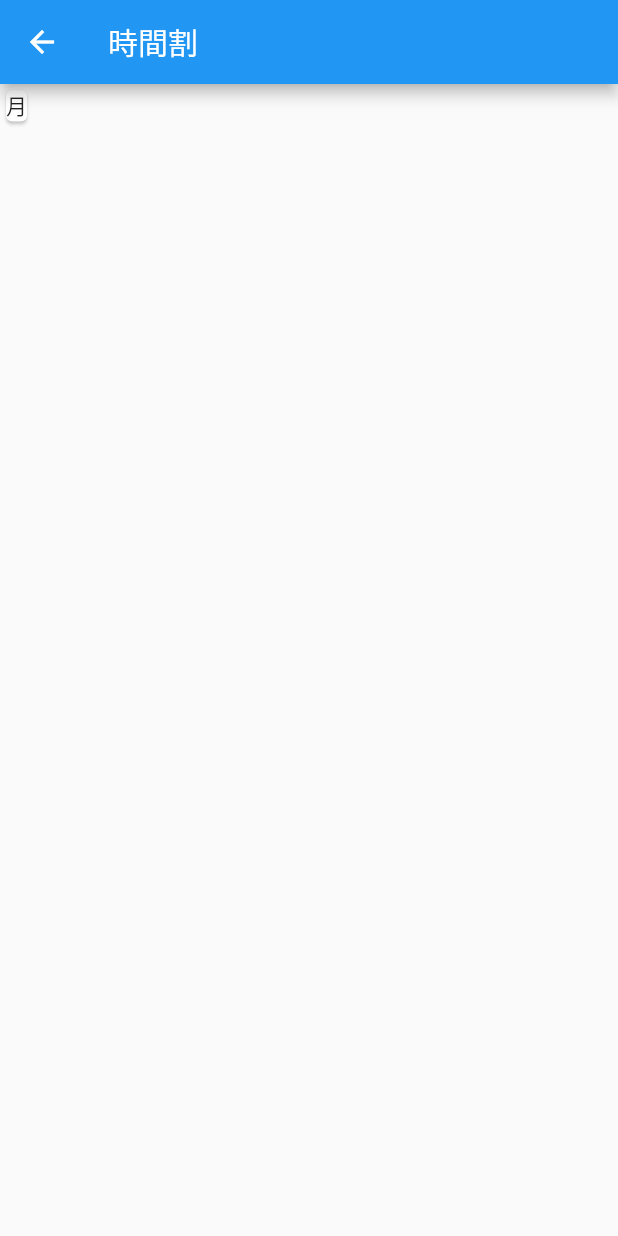
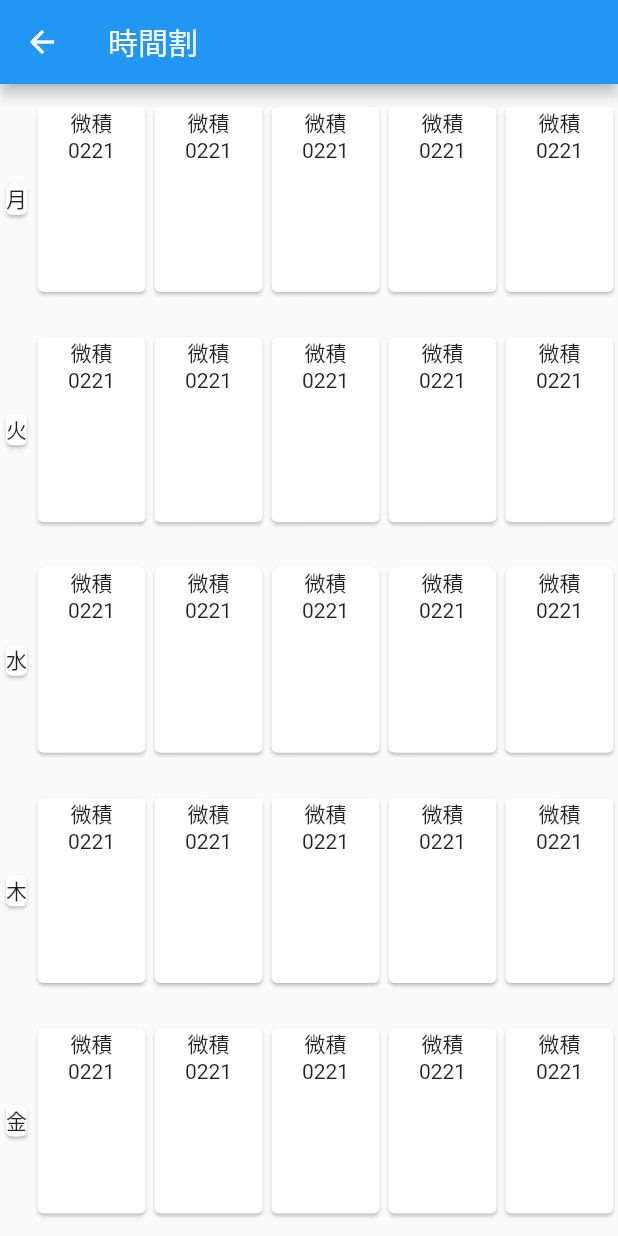
Before and after one commit to fztkm/nitechMap, a Flutter app: the TimeTableScreen screen opened by its route, on a phone screen of 412 x 824 dp. Run offline on Flutter 3.47's test engine with Material 2 defaults, Android fonts, the phone set to English and light mode, and no system bars; our stand-ins replace photo_view.

Commit message:
時間割画面レイアウト

```diff
--- a/lib/screens/timetable_screen.dart
+++ b/lib/screens/timetable_screen.dart
@@ -4,12 +4,37 @@ class TimeTableScreen extends StatelessWidget {
   static String id = 'timetabele_screen';
   const TimeTableScreen({Key? key}) : super(key: key);
 
-  List<Card> timetableCards() {
+  static var weekdays = ['月', '火', '水', '木', '金'];
+
+  List<Expanded> classroomCards() {
     return List.generate(
-        5,
-        (index) => Card(
-              child: Text(''),
-            ));
+      5,
+      (i) => Expanded(
+        flex: 3,
+        child: Card(
+          margin: EdgeInsets.symmetric(vertical: 15, horizontal: 3),
+          child: Column(children: [
+            Text('微積'),
+            Text('0221'),
+          ]),
+        ),
+      ),
+    );
+  }
+
+  List<Expanded> tiles(List<Expanded> classrooms, BuildContext context) {
+    return List.generate(5, (index) {
+      return Expanded(
+        child: Row(children: [
+          Card(
+            child: Text(
+              weekdays[index],
+            ),
+          ),
+          ...classrooms,
+        ]),
+      );
+    });
   }
 
   @override
@@ -19,14 +44,9 @@ class TimeTableScreen extends StatelessWidget {
         title: Text('時間割'),
       ),
       body: Column(
+        mainAxisAlignment: MainAxisAlignment.spaceAround,
         children: [
-          Row(
-            children: [
-              Card(
-                child: Text('月'),
-              ),
-            ],
-          )
+          ...tiles(classroomCards(), context),
         ],
       ),
     );
```
